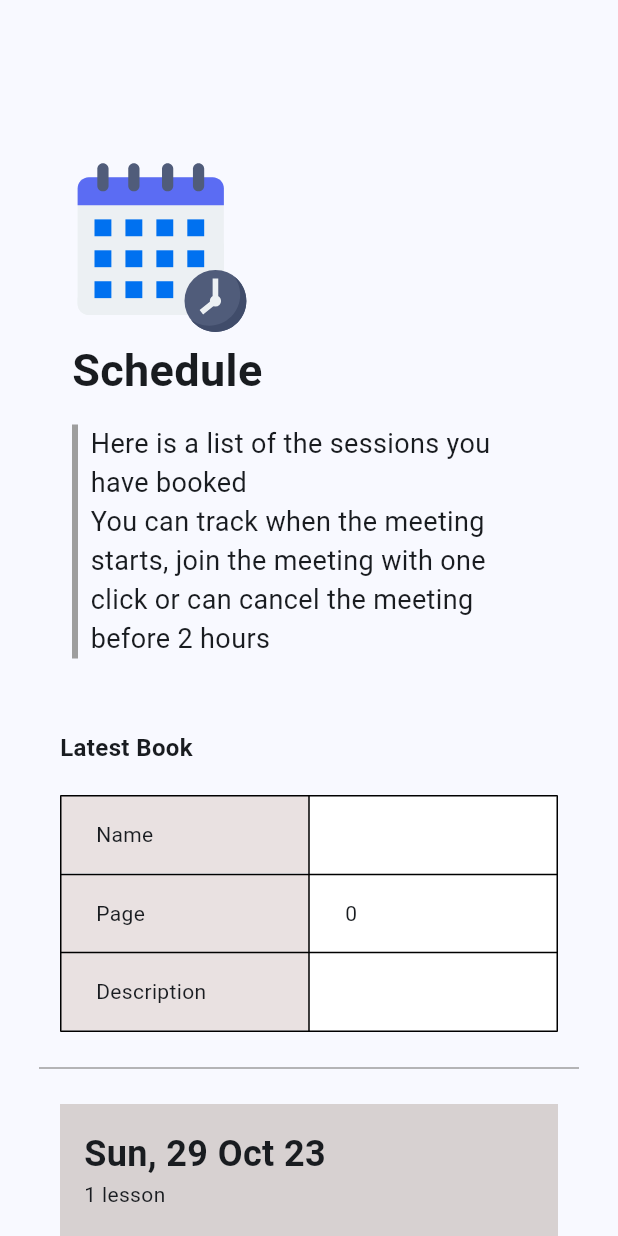
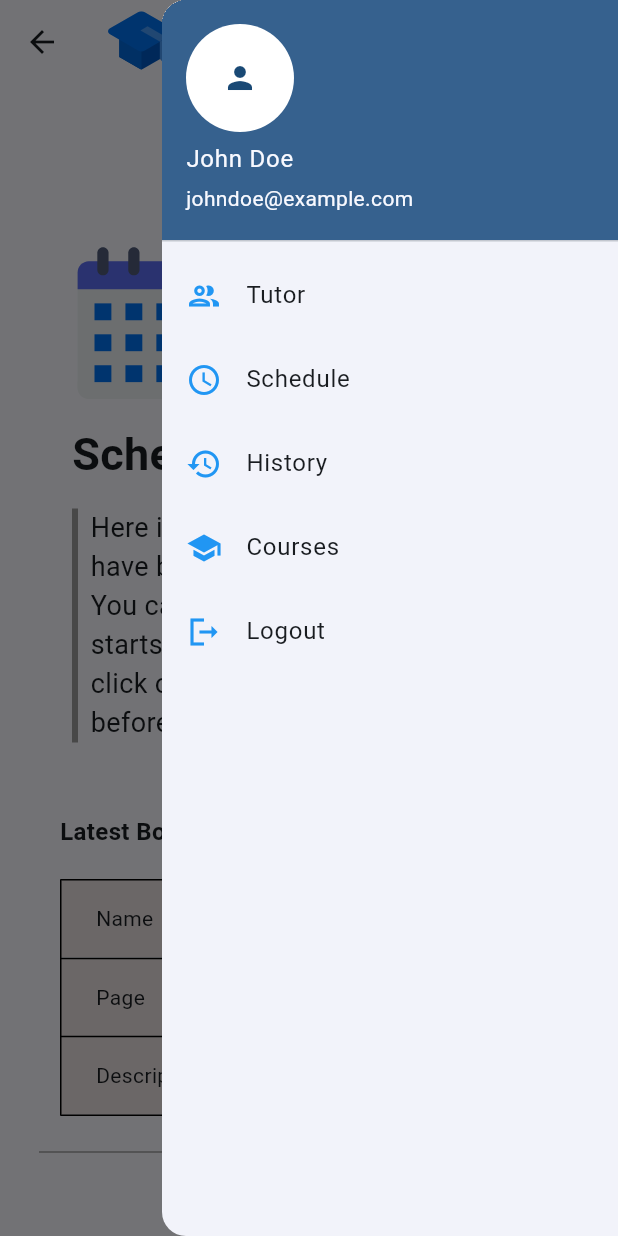
Before and after one commit to VOTUTRINH/Lettutor, a Flutter app: the SchedulePage screen opened directly, with the side drawer open (before the commit the screen has no drawer), on a phone screen of 412 x 824 dp. Run offline on Flutter 3.47's test engine with Material 2 defaults, Android fonts, the phone set to English and light mode, and no system bars; our stand-ins replace dropdown_search, flutter_svg, syncfusion_flutter_calendar, video_player; missing offline and left inert: country_icons, flutter_pdfview; network calls fail.

Commit message:
add review and shedule

```diff
--- a/lib/main.dart
+++ b/lib/main.dart
@@ -1,17 +1,8 @@
-import 'package:english_words/english_words.dart';
 import 'package:flutter/material.dart';
-import 'package:individual_project/pages/courses/course-detail.dart';
-import 'package:individual_project/pages/courses/courses.dart';
-import 'package:individual_project/pages/courses/topic-detail.dart';
-import 'package:individual_project/pages/history/history.dart';
-import 'package:individual_project/pages/login/login.dart';
 import 'package:individual_project/pages/tutors/list-tutors.dart';
-import 'package:individual_project/pages/schedule/schedule.dart';
-import 'package:individual_project/pages/tutors/tutor-detail.dart';
-import 'package:individual_project/pages/tutors/widgets/calendar_booking.dart';
-import 'package:individual_project/pages/tutors/widgets/video.dart';
-import 'package:individual_project/services/models/tutor.dart';
 import 'package:individual_project/services/respository/account-repository.dart';
+import 'package:individual_project/services/respository/booking-repository.dart';
+import 'package:individual_project/services/respository/feedback-repository.dart';
 import 'package:individual_project/services/respository/tutor-filter.dart';
 import 'package:individual_project/services/respository/tutor-repositiory.dart';
 import 'package:provider/provider.dart';
@@ -27,9 +18,9 @@ class MyApp extends StatefulWidget {
 
 class _MyAppState extends State<MyApp> {
   final accountRepository = new AccountRepository();
-
   final tutorRepository = new TutorRepository();
-
+  final feedbackRepository = new FeedbackRepository();
+  final bookingRepository = new BookingRepository();
   final TutorFilter tutorFilter = new TutorFilter();
 
   @override
@@ -39,6 +30,8 @@ class _MyAppState extends State<MyApp> {
         ChangeNotifierProvider(create: (context) => accountRepository),
         ChangeNotifierProvider(create: (context) => tutorRepository),
         ChangeNotifierProvider(create: (context) => tutorFilter),
+        ChangeNotifierProvider(create: (context) => feedbackRepository),
+        ChangeNotifierProvider(create: (context) => bookingRepository),
       ],
       child: MaterialApp(
         title: 'Name',
--- a/lib/pages/schedule/schedule.dart
+++ b/lib/pages/schedule/schedule.dart
@@ -2,6 +2,9 @@ import 'package:flutter/material.dart';
 import 'package:flutter_svg/svg.dart';
 import 'package:individual_project/pages/schedule/widgets/schedule-item.dart';
 import 'package:individual_project/services/models/booking-info.dart';
+import 'package:individual_project/services/respository/booking-repository.dart';
+import 'package:individual_project/widgets/appBar.dart';
+import 'package:individual_project/widgets/drawer.dart';
 import 'package:provider/provider.dart';
 
 class SchedulePage extends StatelessWidget {
@@ -16,7 +19,10 @@ class SchedulePage extends StatelessWidget {
 
   @override
   Widget build(BuildContext context) {
+    final bookingRepository = Provider.of<BookingRepository>(context);
     return Scaffold(
+        appBar: AppBar(title: AppBarCustom()),
+        endDrawer: DrawerCustom(),
         body: SingleChildScrollView(
             child: Container(
                 padding: EdgeInsets.fromLTRB(10, 35, 10, 35),
@@ -127,11 +133,14 @@ class SchedulePage extends StatelessWidget {
                       indent: 16,
                       endIndent: 16,
                     ),
-
-                    // TODO; define list and pass data
-                    Container(
-                        padding: EdgeInsets.only(left: 30, right: 30),
-                        child: ScheduleItem())
+                    ...bookingRepository
+                        .getBookingByUserId('1')
+                        .map((e) => Container(
+                            padding: EdgeInsets.only(left: 30, right: 30),
+                            child: ScheduleItem(
+                              booking: e,
+                            )))
+                        .toList()
                   ],
                 ))));
   }
--- a/lib/pages/schedule/widgets/schedule-item.dart
+++ b/lib/pages/schedule/widgets/schedule-item.dart
@@ -1,9 +1,23 @@
 import 'package:flutter/material.dart';
 import 'package:individual_project/pages/schedule/widgets/Info.dart';
+import 'package:individual_project/pages/schedule/widgets/text-field-dialog.dart';
 import 'package:individual_project/pages/tutors/widgets/avatar.dart';
+import 'package:individual_project/services/models/booking.dart';
+import 'package:intl/intl.dart';
 import 'package:provider/provider.dart';
 
 class ScheduleItem extends StatelessWidget {
+  ScheduleItem({Key? key, required this.booking}) : super(key: key);
+  final Booking booking;
+
+  formatdate(date) {
+    return DateFormat('EEE, d MMM yy').format(date);
+  }
+
+  formatTime(date) {
+    return DateFormat('H:mm').format(date);
+  }
+
   Widget cell(value, background) {
     return Container(
         decoration: BoxDecoration(
@@ -57,7 +71,7 @@ class ScheduleItem extends StatelessWidget {
                 child: Column(
                   crossAxisAlignment: CrossAxisAlignment.start,
                   children: [
-                    Text("Sun, 29 Oct 23",
+                    Text(this.formatdate(this.booking.from),
                         style: TextStyle(
                             fontSize: 24, fontWeight: FontWeight.w700)),
                     Text("1 lesson", style: TextStyle(fontSize: 14))
@@ -72,7 +86,11 @@ class ScheduleItem extends StatelessWidget {
                 children: [
                   Row(
                     children: [
-                      Text("01:30 - 01:55", style: TextStyle(fontSize: 18)),
+                      Text(
+                          this.formatTime(this.booking.from) +
+                              '-' +
+                              this.formatTime(this.booking.to),
+                          style: TextStyle(fontSize: 18)),
                       Container(
                           padding: EdgeInsets.fromLTRB(15, 4, 0, 4),
                           child: button("Cancel", Colors.redAccent, Colors.red,
@@ -92,21 +110,16 @@ class ScheduleItem extends StatelessWidget {
                               crossAxisAlignment: CrossAxisAlignment.start,
                               children: [
                                 Text("Request for lesson", softWrap: true),
-                                InkWell(
-                                  onTap: () {
-                                    // show popup
-                                  },
-                                  child: Container(
+                                Container(
                                     alignment: Alignment.topLeft,
-                                    child: Text('Edit Request',
-                                        style: TextStyle(color: Colors.blue)),
-                                  ),
-                                )
+                                    child: TextFieldDialog(
+                                      link: 'Edit Request',
+                                    )),
                               ],
                             )),
                         Container(
                           padding: EdgeInsets.fromLTRB(16, 12, 16, 12),
-                          child: Text("Vo Tu Trinhhhhhhhhhhhhhhh"),
+                          child: Text(this.booking.note ?? ''),
                         )
                       ]))
                 ],
--- a/lib/pages/schedule/widgets/text-field-dialog.dart
+++ b/lib/pages/schedule/widgets/text-field-dialog.dart
@@ -3,7 +3,9 @@ import 'package:provider/provider.dart';
 
 class TextFieldDialog extends StatelessWidget {
   TextEditingController _textController = TextEditingController();
+  TextFieldDialog({Key? key, this.link}) : super(key: key);
 
+  String? link;
   _showPopup(BuildContext context) {
     showDialog(
       context: context,
@@ -68,7 +70,7 @@ class TextFieldDialog extends StatelessWidget {
       },
       child: Container(
         padding: EdgeInsets.all(16.0),
-        child: Text('Tap here to show popup with Text Area'),
+        child: Text(this.link ?? "", style: TextStyle(color: Colors.blue)),
       ),
     );
   }
--- a/lib/services/models/booking.dart
+++ b/lib/services/models/booking.dart
@@ -1,6 +1,7 @@
 class Booking {
   final String? id;
   final String? tutorId;
+  String? userId;
   final DateTime? from;
   final DateTime? to;
   bool? isBooked;
@@ -9,6 +10,7 @@ class Booking {
   Booking(
       {this.id,
       this.tutorId,
+      this.userId,
       this.from,
       this.to,
       this.isBooked,
--- a/lib/services/models/tutor.dart
+++ b/lib/services/models/tutor.dart
@@ -1,3 +1,4 @@
+import 'package:flutter/material.dart';
 import 'package:individual_project/services/models/booking.dart';
 
 class Tutor {
@@ -15,6 +16,7 @@ class Tutor {
   final int? rating;
   bool? isFavorite;
   final List<Booking>? bookings;
+  final List<Feedback>? feedbacks;
 
   Tutor({
     required this.userId,
@@ -31,6 +33,7 @@ class Tutor {
     this.country,
     this.isFavorite,
     this.bookings,
+    this.feedbacks,
   });
 
   factory Tutor.fromJson(Map<String, dynamic> json) {
--- /dev/null
+++ b/lib/services/respository/booking-repository.dart
@@ -0,0 +1,51 @@
+import 'package:flutter/cupertino.dart';
+import 'package:flutter/material.dart';
+import 'package:individual_project/services/models/booking.dart';
+import 'package:individual_project/services/models/feedback.dart';
+
+class BookingRepository extends ChangeNotifier {
+  List<Booking> bookings = [
+    Booking(
+        id: '1',
+        tutorId: '1',
+        userId: '1',
+        from: DateTime(2023, 11, 26, 9),
+        to: DateTime(2023, 11, 26, 9, 30),
+        isBooked: true),
+    Booking(
+        id: '2',
+        tutorId: '1',
+        from: DateTime(2023, 11, 27, 7),
+        to: DateTime(2023, 11, 27, 7, 30),
+        isBooked: false),
+  ];
+
+  getBookingByTutorId(String tutorId) {
+    return bookings.where((element) => element.tutorId == tutorId).toList();
+  }
+
+  getBookingByUserId(String userId) {
+    return bookings
+        .where((element) =>
+            element.userId == userId && (element.from!.isAfter(DateTime.now())))
+        .toList();
+  }
+
+  getHistoryBookingByUserId(String userId) {
+    return bookings
+        .where((element) =>
+            element.userId == userId && (element.to!.isBefore(DateTime.now())))
+        .toList();
+  }
+
+  void add(Booking booking) {
+    bookings.add(booking);
+    notifyListeners();
+  }
+
+  void update(Booking booking) {
+    bookings[bookings.indexWhere((element) => element.id == booking.id)] =
+        booking;
+    notifyListeners();
+  }
+}
--- /dev/null
+++ b/lib/services/respository/feedback-repository.dart
@@ -0,0 +1,83 @@
+import 'package:flutter/cupertino.dart';
+import 'package:flutter/material.dart';
+import 'package:individual_project/services/models/feedback.dart';
+
+class FeedbackRepository extends ChangeNotifier {
+  List<FeedBack> feedbacks = [
+    FeedBack(
+        id: "1",
+        userId: "1",
+        tutorId: "1",
+        rating: 5,
+        content: "Good",
+        createdAt: "2 hours ago",
+        updatedAt: "2 hours ago"),
+    FeedBack(
+        id: "2",
+        userId: "2",
+        tutorId: "1",
+        rating: 4,
+        content: "Good job",
+        createdAt: "2 hours ago",
+        updatedAt: "2 hours ago"),
+    FeedBack(
+        id: "3",
+        userId: "3",
+        tutorId: "1",
+        rating: 3,
+        content: "Good oke",
+        createdAt: "2 hours ago",
+        updatedAt: "2 hours ago"),
+    FeedBack(
+        id: "4",
+        userId: "4",
+        tutorId: "1",
+        rating: 2,
+        content: "Good job",
+        createdAt: "2 hours ago",
+        updatedAt: "2 hours ago"),
+    FeedBack(
+        id: "5",
+        userId: "5",
+        tutorId: "2",
+        rating: 1,
+        content: "Not oke",
+        createdAt: "2 hours ago",
+        updatedAt: "2 hours ago"),
+    FeedBack(
+        id: "6",
+        userId: "6",
+        tutorId: "2",
+        rating: 5,
+        content: "Good job",
+        createdAt: "2 hours ago",
+        updatedAt: "2 hours ago"),
+    FeedBack(
+        id: "7",
+        userId: "7",
+        tutorId: "2",
+        rating: 4,
+        content: "Good job",
+        createdAt: "2 hours ago",
+        updatedAt: "2 hours ago"),
+  ];
+
+  List<FeedBack> getFeedbacks() {
+    return feedbacks;
+  }
+
+  List<FeedBack> getFeedbacksByTutorId(String tutorId) {
+    return feedbacks.where((element) => element.tutorId == tutorId).toList();
+  }
+
+  void add(FeedBack feedback) {
+    feedbacks.add(feedback);
+    notifyListeners();
+  }
+
+  void update(FeedBack feedback) {
+    feedbacks[feedbacks.indexWhere((element) => element.id == feedback.id)] =
+        feedback;
+    notifyListeners();
+  }
+}
--- a/lib/services/respository/tutor-repositiory.dart
+++ b/lib/services/respository/tutor-repositiory.dart
@@ -23,20 +23,7 @@ class TutorRepository extends ChangeNotifier {
           "https://flutter.github.io/assets-for-api-docs/assets/videos/bee.mp4",
       rating: 2,
       isFavorite: true,
-        bookings: [
-          Booking(
-              id: '1',
-              tutorId: '1',
-              from: DateTime(2023, 11, 26, 9),
-              to: DateTime(2023, 11, 26, 9, 30),
-              isBooked: false),
-          Booking(
-              id: '2',
-              tutorId: '1',
-              from: DateTime(2023, 11, 27, 7),
-              to: DateTime(2023, 11, 27, 7, 30),
-              isBooked: false),
-        ]),
+    ),
     Tutor(
       userId: "2",
       avatar:
@@ -78,11 +65,6 @@ class TutorRepository extends ChangeNotifier {
     return tutorList;
   }
 
-  List<Booking> getBookingsList(String tutorId) {
-    return tutorList.firstWhere((tutor) => tutor.userId == tutorId).bookings ??
-        [];
-  }
-
   void add(Tutor tutor) {
     tutorList.add(tutor);
     notifyListeners();
@@ -93,14 +75,4 @@ class TutorRepository extends ChangeNotifier {
         .indexWhere((element) => element.userId == tutor.userId)] = tutor;
     notifyListeners();
   }
-
-  void updateBooking(String tutorId, Booking booking) {
-    tutorList[tutorList.indexWhere((element) => element.userId == tutorId)]
-            .bookings![
-        tutorList
-            .firstWhere((element) => element.userId == tutorId)
-            .bookings!
-            .indexWhere((element) => element.id == booking.id)] = booking;
-    notifyListeners();
 }
-}
--- a/pubspec.yaml
+++ b/pubspec.yaml
@@ -20,6 +20,7 @@ dependencies:
   http: ^1.1.0
   path_provider: any
   syncfusion_flutter_calendar: ^23.2.4
+  intl: ^0.17.0
 
 dev_dependencies:
   flutter_test:
```
Also changed, not shown: lib/pages/tutors/tutor-detail.dart (+6 -1 lines), lib/pages/tutors/widgets/calendar_booking.dart (+8 -6 lines), lib/pages/tutors/widgets/search-box.dart (deleted). Lines whose indentation alone changed are shown as unchanged.
